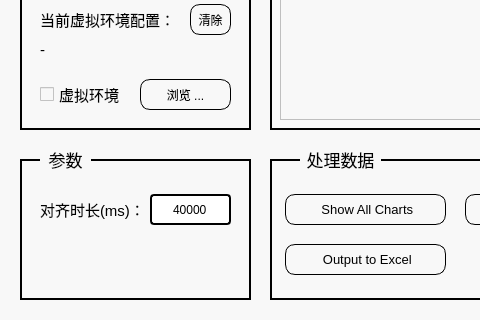
The window that mainwindow/mainwindow.ui (Chenjingzhi-cjb/MseedProcessGui) describes before a commit, drawn with Qt 5; both pictures show x 0 to 480 and y 181 to 501 of the 1001 by 501 pixel window.
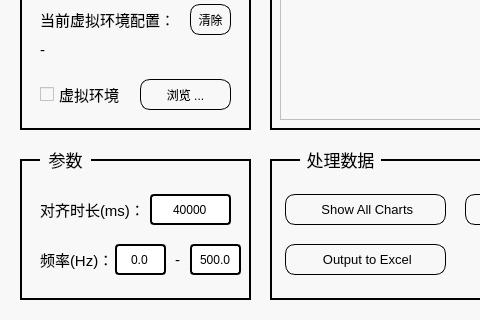
The same window after the commit. Icons and pictures are not drawn.

Commit message: Added the ability to control the frequency range of output data.

```diff
--- a/mainwindow/mainwindow.ui
+++ b/mainwindow/mainwindow.ui
@@ -321,9 +321,9 @@
     <property name="geometry">
      <rect>
       <x>40</x>
-      <y>380</y>
+      <y>375</y>
       <width>101</width>
-      <height>21</height>
+      <height>31</height>
      </rect>
     </property>
     <property name="font">
@@ -840,6 +840,122 @@
      <string>全选</string>
     </property>
    </widget>
+   <widget class="QLabel" name="label_frequency">
+    <property name="geometry">
+     <rect>
+      <x>40</x>
+      <y>425</y>
+      <width>71</width>
+      <height>31</height>
+     </rect>
+    </property>
+    <property name="font">
+     <font>
+      <pointsize>11</pointsize>
+     </font>
+    </property>
+    <property name="text">
+     <string>频率(Hz)：</string>
+    </property>
+   </widget>
+   <widget class="QDoubleSpinBox" name="dSpinBox_freq_min">
+    <property name="geometry">
+     <rect>
+      <x>115</x>
+      <y>425</y>
+      <width>51</width>
+      <height>31</height>
+     </rect>
+    </property>
+    <property name="styleSheet">
+     <string notr="true">QDoubleSpinBox {
+    border: 2px solid;
+    border-radius: 4px;
+    background: white;
+    selection-background-color: green;
+}
+ 
+QDoubleSpinBox:hover {
+    border: 2px solid blue;  
+}</string>
+    </property>
+    <property name="alignment">
+     <set>Qt::AlignCenter</set>
+    </property>
+    <property name="buttonSymbols">
+     <enum>QAbstractSpinBox::NoButtons</enum>
+    </property>
+    <property name="keyboardTracking">
+     <bool>true</bool>
+    </property>
+    <property name="decimals">
+     <number>1</number>
+    </property>
+   </widget>
+   <widget class="QDoubleSpinBox" name="dSpinBox_freq_max">
+    <property name="geometry">
+     <rect>
+      <x>190</x>
+      <y>425</y>
+      <width>51</width>
+      <height>31</height>
+     </rect>
+    </property>
+    <property name="styleSheet">
+     <string notr="true">QDoubleSpinBox {
+    border: 2px solid;
+    border-radius: 4px;
+    background: white;
+    selection-background-color: green;
+}
+ 
+QDoubleSpinBox:hover {
+    border: 2px solid blue;  
+}</string>
+    </property>
+    <property name="alignment">
+     <set>Qt::AlignCenter</set>
+    </property>
+    <property name="buttonSymbols">
+     <enum>QAbstractSpinBox::NoButtons</enum>
+    </property>
+    <property name="keyboardTracking">
+     <bool>true</bool>
+    </property>
+    <property name="decimals">
+     <number>1</number>
+    </property>
+    <property name="maximum">
+     <double>500.000000000000000</double>
+    </property>
+    <property name="value">
+     <double>500.000000000000000</double>
+    </property>
+   </widget>
+   <widget class="QLabel" name="label_line_2">
+    <property name="geometry">
+     <rect>
+      <x>175</x>
+      <y>425</y>
+      <width>8</width>
+      <height>31</height>
+     </rect>
+    </property>
+    <property name="font">
+     <font>
+      <pointsize>11</pointsize>
+     </font>
+    </property>
+    <property name="text">
+     <string>-</string>
+    </property>
+    <property name="textFormat">
+     <enum>Qt::AutoText</enum>
+    </property>
+    <property name="margin">
+     <number>0</number>
+    </property>
+   </widget>
    <zorder>label_frame_process_data</zorder>
    <zorder>label_frame_load_data</zorder>
    <zorder>label_frame_pyenv</zorder>
@@ -869,6 +985,10 @@
    <zorder>button_save_pyplot</zorder>
    <zorder>scrollArea_select_files</zorder>
    <zorder>checkBox_select_all_files</zorder>
+   <zorder>label_frequency</zorder>
+   <zorder>dSpinBox_freq_min</zorder>
+   <zorder>dSpinBox_freq_max</zorder>
+   <zorder>label_line_2</zorder>
   </widget>
  </widget>
  <resources>
```
The commit also changes 3 other files.
